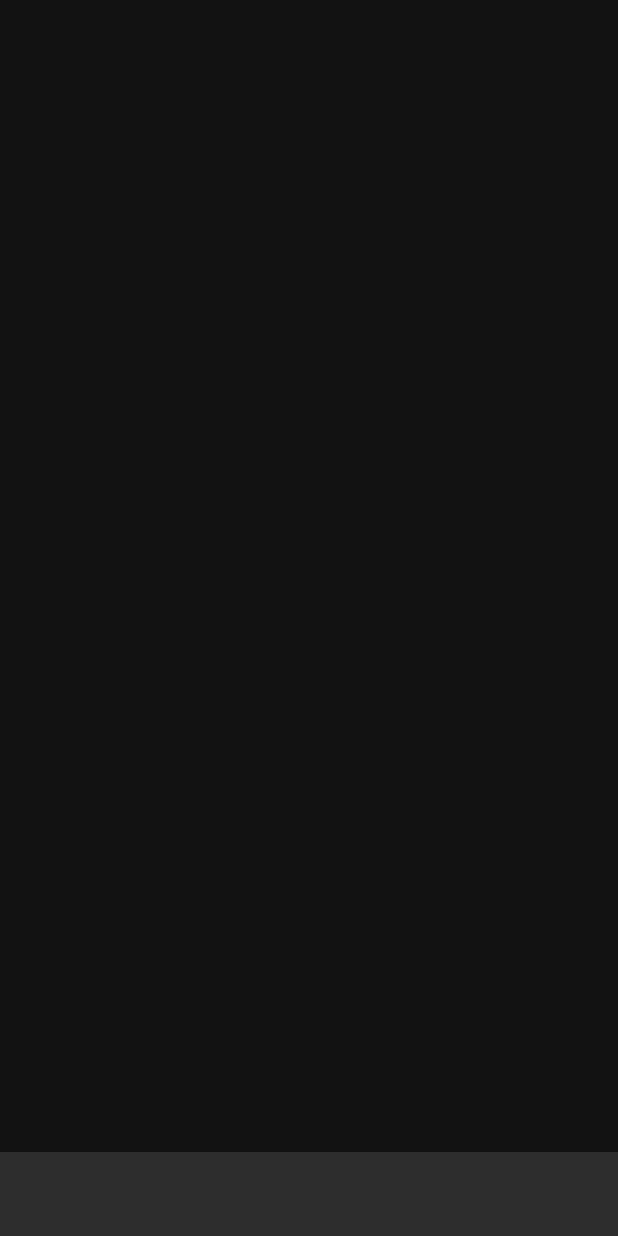
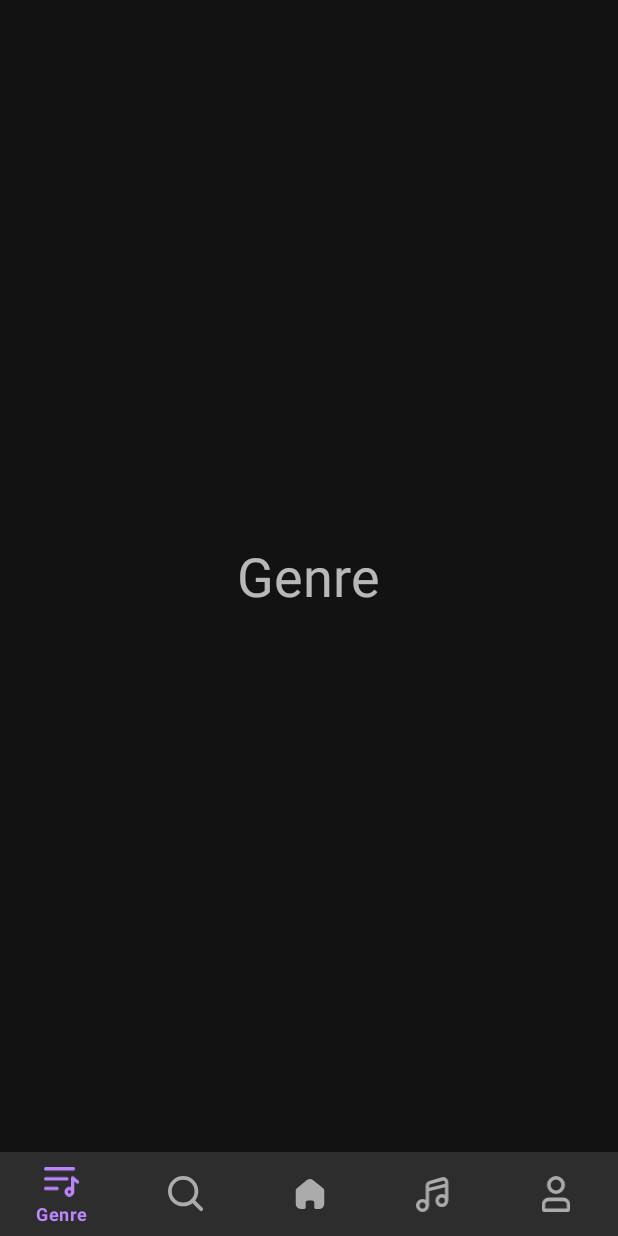
Before and after one commit to VahidGarousi/TarAvaz-XML, an Android app: the screen it shows after launch (MainActivity), on a phone screen of 412 x 824 dp. Run offline under Robolectric (Android 15) with nearby library versions, the phone set to English and light mode, and no system bars.

Commit message:
vahid: BottomNavigationView menu configured and icons added.

```diff
--- /dev/null
+++ b/app/src/main/java/ir/vbile/app/taravaz/feautre/artist/ArtistFragment.kt
@@ -0,0 +1,6 @@
+package ir.vbile.app.taravaz.feautre.artist
+
+import ir.vbile.app.taravaz.R
+import ir.vbile.app.taravaz.common.TarAvazFragment
+
+class ArtistFragment : TarAvazFragment(R.layout.fragment_artist)
--- a/app/src/main/java/ir/vbile/app/taravaz/feautre/search/SearchFragment.kt
+++ b/app/src/main/java/ir/vbile/app/taravaz/feautre/search/SearchFragment.kt
@@ -1,6 +1,6 @@
-package ir.vbile.app.taravaz.feautre.searchGenreFragment
+package ir.vbile.app.taravaz.feautre.search
 
 import ir.vbile.app.taravaz.R
 import ir.vbile.app.taravaz.common.TarAvazFragment
 
-class SearchFragment : TarAvazFragment(R.layout.fragment_home)
+class SearchFragment : TarAvazFragment(R.layout.fragment_search)
--- /dev/null
+++ b/app/src/main/res/drawable/ic_artist.xml
@@ -0,0 +1,16 @@
+<vector xmlns:android="http://schemas.android.com/apk/res/android"
+    android:width="16dp"
+    android:height="20dp"
+    android:viewportWidth="16"
+    android:viewportHeight="20">
+  <path
+      android:pathData="M8,5m-4,0a4,4 0,1 1,8 0a4,4 0,1 1,-8 0"
+      android:strokeWidth="2"
+      android:fillColor="#00000000"
+      android:strokeColor="#9E9FB4"/>
+  <path
+      android:pathData="M1,16C1,14.3431 2.3431,13 4,13H12C13.6569,13 15,14.3431 15,16V18C15,18.5523 14.5523,19 14,19H2C1.4477,19 1,18.5523 1,18V16Z"
+      android:strokeWidth="2"
+      android:fillColor="#00000000"
+      android:strokeColor="#9E9FB4"/>
+</vector>
--- /dev/null
+++ b/app/src/main/res/drawable/ic_genre.xml
@@ -0,0 +1,41 @@
+<vector xmlns:android="http://schemas.android.com/apk/res/android"
+    android:width="22dp"
+    android:height="18dp"
+    android:viewportWidth="22"
+    android:viewportHeight="18">
+  <path
+      android:pathData="M17.5,15V6.5L20.5,9"
+      android:strokeLineJoin="round"
+      android:strokeWidth="2"
+      android:fillColor="#00000000"
+      android:strokeColor="#9E9FB4"
+      android:strokeLineCap="round"/>
+  <path
+      android:pathData="M1,13H8"
+      android:strokeLineJoin="round"
+      android:strokeWidth="2"
+      android:fillColor="#00000000"
+      android:strokeColor="#9E9FB4"
+      android:strokeLineCap="round"/>
+  <path
+      android:pathData="M1,1H18"
+      android:strokeLineJoin="round"
+      android:strokeWidth="2"
+      android:fillColor="#00000000"
+      android:strokeColor="#9E9FB4"
+      android:strokeLineCap="round"/>
+  <path
+      android:pathData="M1,7H14"
+      android:strokeLineJoin="round"
+      android:strokeWidth="2"
+      android:fillColor="#00000000"
+      android:strokeColor="#9E9FB4"
+      android:strokeLineCap="round"/>
+  <path
+      android:pathData="M15.5,15m-2,0a2,2 0,1 1,4 0a2,2 0,1 1,-4 0"
+      android:strokeLineJoin="round"
+      android:strokeWidth="2"
+      android:fillColor="#00000000"
+      android:strokeColor="#9E9FB4"
+      android:strokeLineCap="round"/>
+</vector>
--- /dev/null
+++ b/app/src/main/res/drawable/ic_home.xml
@@ -0,0 +1,9 @@
+<vector xmlns:android="http://schemas.android.com/apk/res/android"
+    android:width="24dp"
+    android:height="24dp"
+    android:viewportWidth="24"
+    android:viewportHeight="24">
+  <path
+      android:pathData="M9.1348,20.7733V17.7156C9.1348,16.9351 9.7722,16.3023 10.5584,16.3023H13.4326C13.8102,16.3023 14.1723,16.4512 14.4393,16.7163C14.7063,16.9813 14.8563,17.3408 14.8563,17.7156V20.7733C14.8539,21.0978 14.9821,21.4099 15.2124,21.6402C15.4427,21.8705 15.7561,22 16.0829,22H18.0438C18.9596,22.0023 19.8388,21.6428 20.4872,21.0008C21.1356,20.3588 21.5,19.487 21.5,18.5778V9.8669C21.5,9.1325 21.1721,8.4358 20.6046,7.9647L13.934,2.6759C12.7737,1.7486 11.1111,1.7785 9.9854,2.747L3.467,7.9647C2.8727,8.422 2.5175,9.1206 2.5,9.8669V18.5689C2.5,20.4639 4.0474,22 5.9562,22H7.8723C8.5512,22 9.103,21.4562 9.1079,20.7822L9.1348,20.7733Z"
+      android:fillColor="#9E9FB4"/>
+</vector>
--- /dev/null
+++ b/app/src/main/res/drawable/ic_music.xml
@@ -0,0 +1,21 @@
+<vector xmlns:android="http://schemas.android.com/apk/res/android"
+    android:width="20dp"
+    android:height="21dp"
+    android:viewportWidth="20"
+    android:viewportHeight="21">
+  <path
+      android:pathData="M3.8095,17.1905m-2.8095,0a2.8095,2.8095 0,1 1,5.619 0a2.8095,2.8095 0,1 1,-5.619 0"
+      android:strokeWidth="2"
+      android:fillColor="#00000000"
+      android:strokeColor="#9E9FB4"/>
+  <path
+      android:pathData="M15.238,14.3333m-2.8095,0a2.8095,2.8095 0,1 1,5.619 0a2.8095,2.8095 0,1 1,-5.619 0"
+      android:strokeWidth="2"
+      android:fillColor="#00000000"
+      android:strokeColor="#9E9FB4"/>
+  <path
+      android:pathData="M6.6667,17.1905V8.1429M18.0953,14.3333V5.2857M6.6667,8.1429V5.8333C6.6667,4.9444 7.2534,4.1622 8.1067,3.9133L15.5353,1.7467C16.8153,1.3733 18.0953,2.3333 18.0953,3.6667V5.2857M6.6667,8.1429L18.0953,5.2857"
+      android:strokeWidth="2"
+      android:fillColor="#00000000"
+      android:strokeColor="#9E9FB4"/>
+</vector>
--- /dev/null
+++ b/app/src/main/res/drawable/ic_search.xml
@@ -0,0 +1,18 @@
+<vector xmlns:android="http://schemas.android.com/apk/res/android"
+    android:width="19dp"
+    android:height="19dp"
+    android:viewportWidth="19"
+    android:viewportHeight="19">
+  <path
+      android:pathData="M8,8m-7,0a7,7 0,1 1,14 0a7,7 0,1 1,-14 0"
+      android:strokeWidth="2"
+      android:fillColor="#00000000"
+      android:strokeColor="#9E9FB4"/>
+  <path
+      android:pathData="M13,13L17.5,17.5"
+      android:strokeLineJoin="round"
+      android:strokeWidth="2"
+      android:fillColor="#00000000"
+      android:strokeColor="#9E9FB4"
+      android:strokeLineCap="round"/>
+</vector>
--- a/app/src/main/res/layout/activity_main.xml
+++ b/app/src/main/res/layout/activity_main.xml
@@ -13,9 +13,10 @@
         android:layout_marginBottom="56dp" />
 
     <com.google.android.material.bottomnavigation.BottomNavigationView
+        android:id="@+id/bottomNavigationMain"
         android:layout_width="match_parent"
-        android:id="@+id/bottomNavigationMain"
         android:layout_height="56dp"
-        android:layout_gravity="bottom" />
+        android:layout_gravity="bottom"
+        app:menu="@menu/main_menu" />
 
 </androidx.coordinatorlayout.widget.CoordinatorLayout>
--- /dev/null
+++ b/app/src/main/res/layout/fragment_artist.xml
@@ -0,0 +1,12 @@
+<?xml version="1.0" encoding="utf-8"?>
+<FrameLayout xmlns:android="http://schemas.android.com/apk/res/android"
+    android:layout_width="match_parent"
+    android:layout_height="match_parent">
+
+    <TextView
+        android:layout_width="wrap_content"
+        android:layout_height="wrap_content"
+        android:layout_gravity="center"
+        android:text="@string/artist"
+        android:textSize="36sp" />
+</FrameLayout>
--- /dev/null
+++ b/app/src/main/res/menu/main_menu.xml
@@ -0,0 +1,25 @@
+<?xml version="1.0" encoding="utf-8"?>
+<menu xmlns:android="http://schemas.android.com/apk/res/android">
+    <item
+        android:id="@+id/genre"
+        android:icon="@drawable/ic_genre"
+        android:title="@string/genre" />
+
+    <item
+        android:id="@+id/search"
+        android:icon="@drawable/ic_search"
+        android:title="@string/search" />
+    <item
+        android:id="@+id/home"
+        android:icon="@drawable/ic_home"
+        android:title="@string/home" />
+    <item
+        android:id="@+id/music"
+        android:icon="@drawable/ic_music"
+        android:title="@string/music" />
+
+    <item
+        android:id="@+id/artist"
+        android:icon="@drawable/ic_artist"
+        android:title="@string/artist" />
+</menu>
--- a/app/src/main/res/navigation/artist.xml
+++ b/app/src/main/res/navigation/artist.xml
@@ -1,5 +1,12 @@
 <?xml version="1.0" encoding="utf-8"?>
 <navigation xmlns:android="http://schemas.android.com/apk/res/android"
-    xmlns:app="http://schemas.android.com/apk/res-auto" android:id="@+id/artist.xml">
-
+    xmlns:app="http://schemas.android.com/apk/res-auto"
+    xmlns:tools="http://schemas.android.com/tools"
+    android:id="@+id/artist"
+    app:startDestination="@id/artistFragment">
+    <fragment
+        tools:layout="@layout/fragment_artist"
+        android:id="@+id/artistFragment"
+        android:name="ir.vbile.app.taravaz.feautre.artist.ArtistFragment"
+        android:label="ArtistFragment" />
 </navigation>
--- a/app/src/main/res/navigation/genre.xml
+++ b/app/src/main/res/navigation/genre.xml
@@ -1,5 +1,11 @@
 <?xml version="1.0" encoding="utf-8"?>
 <navigation xmlns:android="http://schemas.android.com/apk/res/android"
-    xmlns:app="http://schemas.android.com/apk/res-auto" android:id="@+id/genre.xml">
+    xmlns:app="http://schemas.android.com/apk/res-auto"
+    android:id="@+id/genre"
+    app:startDestination="@id/genreFragment">
 
+    <fragment
+        android:id="@+id/genreFragment"
+        android:name="ir.vbile.app.taravaz.feautre.genre.GenreFragment"
+        android:label="GenreFragment" />
 </navigation>
--- a/app/src/main/res/navigation/home.xml
+++ b/app/src/main/res/navigation/home.xml
@@ -1,5 +1,13 @@
 <?xml version="1.0" encoding="utf-8"?>
 <navigation xmlns:android="http://schemas.android.com/apk/res/android"
-    xmlns:app="http://schemas.android.com/apk/res-auto" android:id="@+id/home">
+    xmlns:app="http://schemas.android.com/apk/res-auto"
+    xmlns:tools="http://schemas.android.com/tools"
+    android:id="@+id/home"
+    app:startDestination="@id/homeFragment">
 
+    <fragment
+        tools:layout="@layout/fragment_home"
+        android:id="@+id/homeFragment"
+        android:name="ir.vbile.app.taravaz.feautre.home.HomeFragment"
+        android:label="HomeFragment" />
 </navigation>
--- a/app/src/main/res/navigation/music.xml
+++ b/app/src/main/res/navigation/music.xml
@@ -1,5 +1,13 @@
 <?xml version="1.0" encoding="utf-8"?>
 <navigation xmlns:android="http://schemas.android.com/apk/res/android"
-    xmlns:app="http://schemas.android.com/apk/res-auto" android:id="@+id/music.xml">
+    xmlns:app="http://schemas.android.com/apk/res-auto"
+    xmlns:tools="http://schemas.android.com/tools"
+    android:id="@+id/music"
+    app:startDestination="@id/musicFragment">
 
+    <fragment
+        tools:layout="@layout/fragment_music"
+        android:id="@+id/musicFragment"
+        android:name="ir.vbile.app.taravaz.feautre.music.MusicFragment"
+        android:label="MusicFragment" />
 </navigation>
--- a/app/src/main/res/navigation/search.xml
+++ b/app/src/main/res/navigation/search.xml
@@ -1,5 +1,13 @@
 <?xml version="1.0" encoding="utf-8"?>
 <navigation xmlns:android="http://schemas.android.com/apk/res/android"
-    xmlns:app="http://schemas.android.com/apk/res-auto" android:id="@+id/search.xml">
+    xmlns:app="http://schemas.android.com/apk/res-auto"
+    xmlns:tools="http://schemas.android.com/tools"
+    android:id="@+id/search"
+    app:startDestination="@id/searchFragment">
 
+    <fragment
+        android:id="@+id/searchFragment"
+        android:name="ir.vbile.app.taravaz.feautre.search.SearchFragment"
+        android:label="SearchFragment"
+        tools:layout="@layout/fragment_search" />
 </navigation>
--- a/app/src/main/res/values/strings.xml
+++ b/app/src/main/res/values/strings.xml
@@ -4,4 +4,5 @@
     <string name="genre">Genre</string>
     <string name="search">Search</string>
     <string name="music">Music</string>
+    <string name="artist">Artist</string>
 </resources>
```
